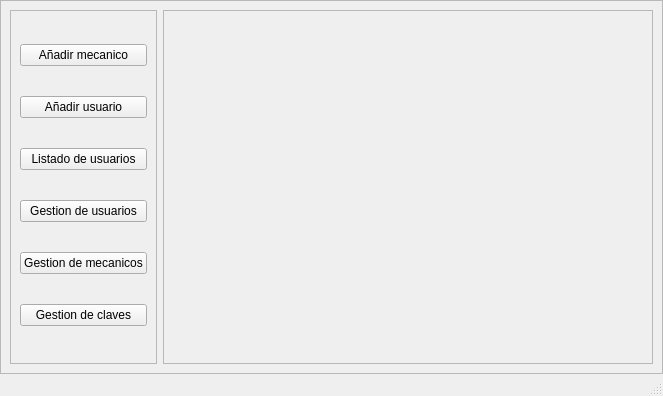
Above: main.ui from Alaan20/TP_FINAL-POO before the change. Below: the same form after it.
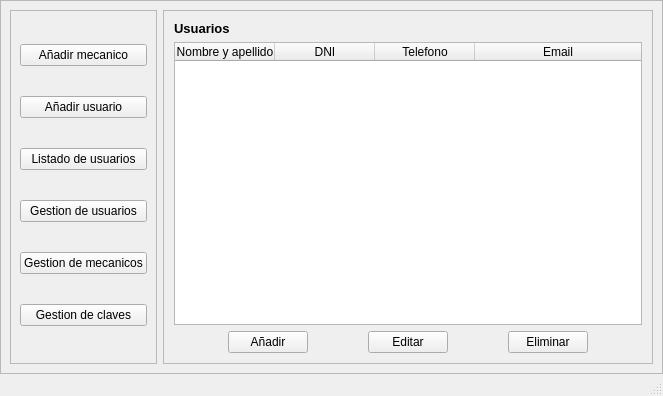
That is the form after the change. The open tabs and pages were chosen to show the change. Icons and pictures are not drawn.

```diff
--- a/main.ui
+++ b/main.ui
@@ -149,8 +149,184 @@
           </property>
           <item>
            <widget class="QStackedWidget" name="stackedWidget">
-            <widget class="QWidget" name="page_gestion_claves">
-             <layout class="QVBoxLayout" name="verticalLayout_4"/>
+            <widget class="QWidget" name="page_add_mecanic">
+             <layout class="QVBoxLayout" name="verticalLayout_5">
+              <item>
+               <widget class="QLabel" name="label">
+                <property name="font">
+                 <font>
+                  <pointsize>10</pointsize>
+                  <weight>75</weight>
+                  <bold>true</bold>
+                 </font>
+                </property>
+                <property name="text">
+                 <string>Usuarios</string>
+                </property>
+               </widget>
+              </item>
+              <item>
+               <widget class="QTableWidget" name="tableWidget">
+                <property name="autoFillBackground">
+                 <bool>false</bool>
+                </property>
+                <property name="alternatingRowColors">
+                 <bool>false</bool>
+                </property>
+                <property name="showGrid">
+                 <bool>true</bool>
+                </property>
+                <property name="sortingEnabled">
+                 <bool>false</bool>
+                </property>
+                <attribute name="horizontalHeaderVisible">
+                 <bool>true</bool>
+                </attribute>
+                <attribute name="horizontalHeaderCascadingSectionResizes">
+                 <bool>false</bool>
+                </attribute>
+                <attribute name="horizontalHeaderHighlightSections">
+                 <bool>true</bool>
+                </attribute>
+                <attribute name="horizontalHeaderMinimumSectionSize">
+                 <number>40</number>
+                </attribute>
+                <attribute name="horizontalHeaderShowSortIndicator" stdset="0">
+                 <bool>false</bool>
+                </attribute>
+                <attribute name="horizontalHeaderStretchLastSection">
+                 <bool>true</bool>
+                </attribute>
+                <attribute name="verticalHeaderVisible">
+                 <bool>true</bool>
+                </attribute>
+                <attribute name="verticalHeaderCascadingSectionResizes">
+                 <bool>false</bool>
+                </attribute>
+                <attribute name="verticalHeaderDefaultSectionSize">
+                 <number>40</number>
+                </attribute>
+                <attribute name="verticalHeaderMinimumSectionSize">
+                 <number>40</number>
+                </attribute>
+                <attribute name="verticalHeaderShowSortIndicator" stdset="0">
+                 <bool>false</bool>
+                </attribute>
+                <attribute name="verticalHeaderStretchLastSection">
+                 <bool>false</bool>
+                </attribute>
+                <column>
+                 <property name="text">
+                  <string>Nombre y apellido</string>
+                 </property>
+                </column>
+                <column>
+                 <property name="text">
+                  <string>DNI</string>
+                 </property>
+                </column>
+                <column>
+                 <property name="text">
+                  <string>Telefono</string>
+                 </property>
+                </column>
+                <column>
+                 <property name="text">
+                  <string>Email</string>
+                 </property>
+                </column>
+               </widget>
+              </item>
+              <item>
+               <layout class="QHBoxLayout" name="horizontalLayout_2">
+                <item>
+                 <spacer name="horizontalSpacer">
+                  <property name="orientation">
+                   <enum>Qt::Horizontal</enum>
+                  </property>
+                  <property name="sizeHint" stdset="0">
+                   <size>
+                    <width>40</width>
+                    <height>20</height>
+                   </size>
+                  </property>
+                 </spacer>
+                </item>
+                <item>
+                 <widget class="QPushButton" name="pushButton_8">
+                  <property name="text">
+                   <string>Añadir</string>
+                  </property>
+                  <property name="icon">
+                   <iconset>
+                    <normaloff>gotit-icons-r560/icons/add_normal_hover.png</normaloff>gotit-icons-r560/icons/add_normal_hover.png</iconset>
+                  </property>
+                 </widget>
+                </item>
+                <item>
+                 <spacer name="horizontalSpacer_3">
+                  <property name="orientation">
+                   <enum>Qt::Horizontal</enum>
+                  </property>
+                  <property name="sizeHint" stdset="0">
+                   <size>
+                    <width>40</width>
+                    <height>20</height>
+                   </size>
+                  </property>
+                 </spacer>
+                </item>
+                <item>
+                 <widget class="QPushButton" name="pushButton_9">
+                  <property name="text">
+                   <string>Editar</string>
+                  </property>
+                  <property name="icon">
+                   <iconset>
+                    <normaloff>gotit-icons-r560/icons/edit_small_normal_hover.png</normaloff>gotit-icons-r560/icons/edit_small_normal_hover.png</iconset>
+                  </property>
+                 </widget>
+                </item>
+                <item>
+                 <spacer name="horizontalSpacer_4">
+                  <property name="orientation">
+                   <enum>Qt::Horizontal</enum>
+                  </property>
+                  <property name="sizeHint" stdset="0">
+                   <size>
+                    <width>40</width>
+                    <height>20</height>
+                   </size>
+                  </property>
+                 </spacer>
+                </item>
+                <item>
+                 <widget class="QPushButton" name="pushButton_7">
+                  <property name="text">
+                   <string>Eliminar</string>
+                  </property>
+                  <property name="icon">
+                   <iconset>
+                    <normaloff>gotit-icons-r560/icons/cross_normal_hover.png</normaloff>gotit-icons-r560/icons/cross_normal_hover.png</iconset>
+                  </property>
+                 </widget>
+                </item>
+                <item>
+                 <spacer name="horizontalSpacer_2">
+                  <property name="orientation">
+                   <enum>Qt::Horizontal</enum>
+                  </property>
+                  <property name="sizeHint" stdset="0">
+                   <size>
+                    <width>40</width>
+                    <height>20</height>
+                   </size>
+                  </property>
+                 </spacer>
+                </item>
+               </layout>
+              </item>
+             </layout>
             </widget>
             <widget class="QWidget" name="page_add_user"/>
             <widget class="QWidget" name="page_list_user"/>
```
Left out of the diff: 7 changed lines with no effect on the pictures.
